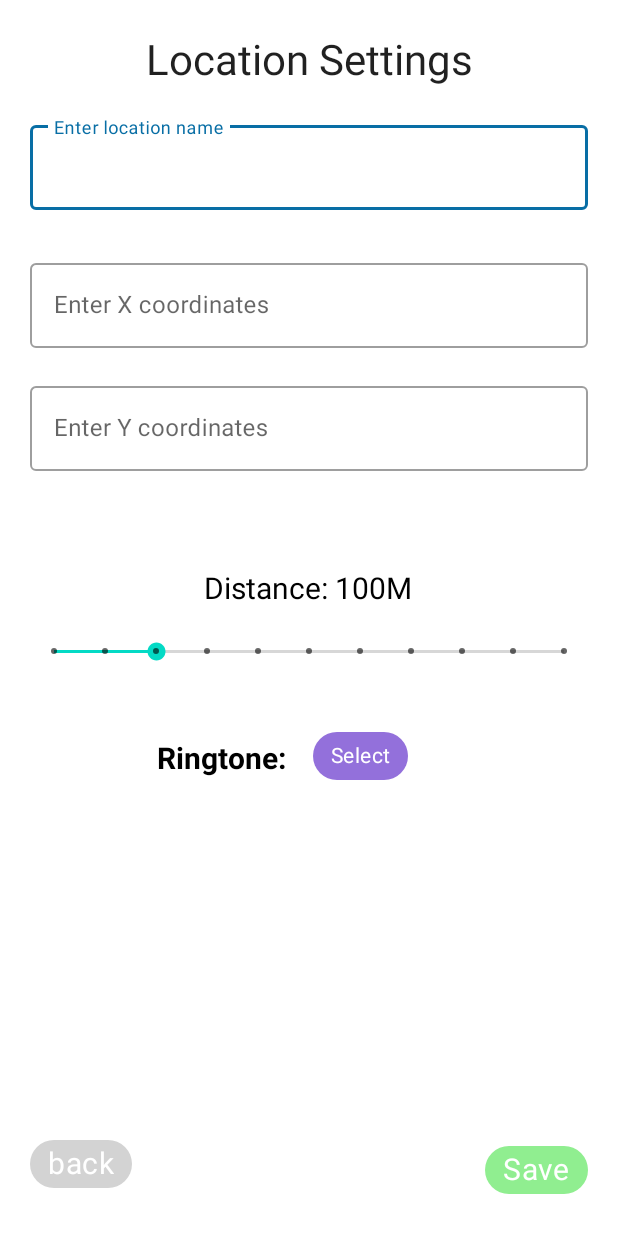
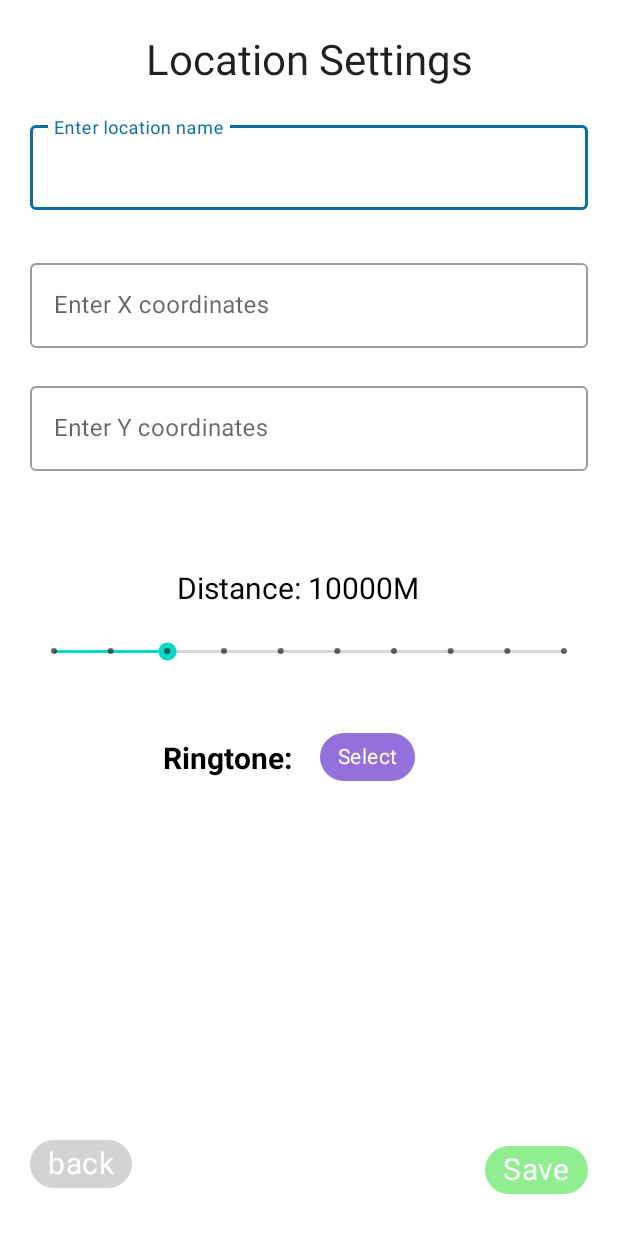
Before and after one commit to ZivSi/LocationAlarm, an Android app: the EditLayout screen opened directly, with no data from a screen before it, on a phone screen of 412 x 824 dp. Shown: the top 1233 px of the screen. Run offline under Robolectric (Android 15) with nearby library versions, the phone set to English and light mode, and no system bars; network calls fail.

Commit message:
added functions for EditLayout (save, back and distance calculating)

```diff
--- a/app/src/main/res/layout/activity_edit_layout.xml
+++ b/app/src/main/res/layout/activity_edit_layout.xml
@@ -56,7 +56,7 @@
             android:layout_height="wrap_content"
             android:ems="10"
             android:hint="Enter X coordinates"
-            android:inputType="textPersonName"
+            android:inputType="numberDecimal"
             android:lines="1"
             android:maxLines="1"
             tools:layout_editor_absoluteX="25dp" />
@@ -80,7 +80,7 @@
             android:layout_height="wrap_content"
             android:ems="10"
             android:hint="Enter Y coordinates"
-            android:inputType="textPersonName"
+            android:inputType="numberDecimal"
             android:lines="1"
             android:maxLines="1"
             tools:layout_editor_absoluteX="25dp" />
@@ -89,10 +89,10 @@
 
     <TextView
         android:id="@+id/distanceTextView"
-        android:layout_width="wrap_content"
+        android:layout_width="175dp"
         android:layout_height="wrap_content"
         android:layout_marginTop="64dp"
-        android:text="Distance: 100M"
+        android:text="Distance: 10000M"
         android:textColor="@color/black"
         android:textSize="20sp"
         app:layout_constraintEnd_toEndOf="parent"
@@ -106,7 +106,7 @@
         android:layout_width="match_parent"
         android:layout_height="wrap_content"
         android:layout_marginTop="20dp"
-        android:max="10"
+        android:max="9"
         android:progress="2"
         app:layout_constraintEnd_toEndOf="parent"
         app:layout_constraintHorizontal_bias="0.5"
@@ -119,10 +119,11 @@
         android:layout_height="wrap_content"
         android:layout_marginTop="48dp"
         android:text="Ringtone:"
-        android:textStyle="bold"
         android:textColor="@color/black"
         android:textSize="20sp"
+        android:textStyle="bold"
         app:layout_constraintEnd_toEndOf="@+id/distanceTextView"
+        app:layout_constraintHorizontal_bias="0.475"
         app:layout_constraintStart_toStartOf="@+id/seekBar"
         app:layout_constraintTop_toBottomOf="@+id/seekBar" />
 
@@ -135,30 +136,32 @@
         app:chipBackgroundColor="@color/MediumPurple"
         app:layout_constraintBottom_toBottomOf="@+id/ringtoneTextView"
         app:layout_constraintEnd_toEndOf="@+id/seekBar"
-        app:layout_constraintHorizontal_bias="0.377"
+        app:layout_constraintHorizontal_bias="0.452"
         app:layout_constraintStart_toStartOf="@+id/distanceTextView"
         app:layout_constraintTop_toTopOf="@+id/ringtoneTextView"
-        app:layout_constraintVertical_bias="0.571" />
+        app:layout_constraintVertical_bias="0.523" />
 
     <com.google.android.material.chip.Chip
-        android:id="@+id/chipRingtoneSelection2"
+        android:id="@+id/saveButton"
         android:layout_width="wrap_content"
         android:layout_height="wrap_content"
         android:textSize="20sp"
         android:text="Save"
         android:textColor="@color/white"
+        android:onClick="saveData"
         app:chipBackgroundColor="@color/LightGreen"
         app:layout_constraintBottom_toBottomOf="parent"
         app:layout_constraintEnd_toEndOf="parent" />
 
     <com.google.android.material.chip.Chip
-        android:id="@+id/chipRingtoneSelection3"
+        android:id="@+id/backButton"
         android:layout_width="wrap_content"
         android:layout_height="wrap_content"
         android:layout_marginBottom="4dp"
         android:textSize="20sp"
         android:text="back"
         android:textColor="@color/white"
+        android:onClick="backToMain"
         app:chipBackgroundColor="@color/LightGrey"
         app:layout_constraintBottom_toBottomOf="parent"
         app:layout_constraintStart_toStartOf="parent" />
```
Also changed, not shown: app/src/main/java/com/example/locationalarm/EditLayout.java (+90 -2 lines), app/src/main/java/com/example/locationalarm/MainActivity.java (+22 -11 lines).
